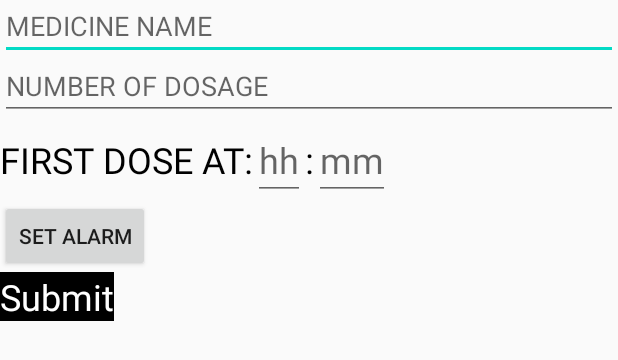
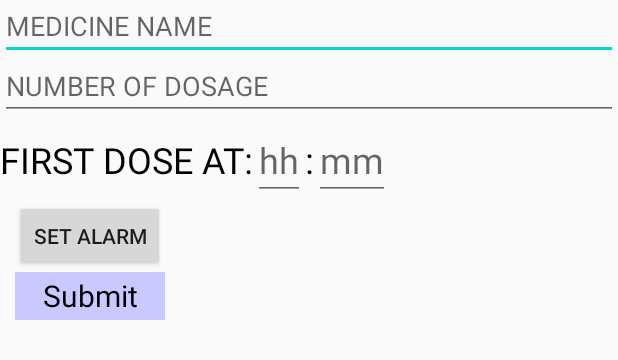
Before and after one commit to Gaurav2807/Health-Reminder, an Android app: the layout listview_medicine.xml on its own in the app's theme, with its tools: preview values and no code run, on a phone screen of 412 x 824 dp. Shown: the top 360 px of the screen. Run offline under Robolectric (Android 15) with nearby library versions, the phone set to English and light mode, and no system bars.

Commit message:
declared activity in manifest and sorted some bug

```diff
--- a/app/src/main/java/com/example/healthreminder/MainActivity.java
+++ b/app/src/main/java/com/example/healthreminder/MainActivity.java
@@ -1,5 +1,6 @@
 package com.example.healthreminder;
 
+import android.content.Intent;
 import android.os.Bundle;
 import android.view.View;
 import android.widget.Toast;
--- a/app/src/main/res/layout/activity_medicine.xml
+++ b/app/src/main/res/layout/activity_medicine.xml
@@ -26,6 +26,7 @@
 
 
     <Button
+        android:layout_marginLeft="10dp"
         android:id="@+id/addView"
         android:layout_width="wrap_content"
         android:layout_height="wrap_content"
--- a/app/src/main/res/layout/listview_medicine.xml
+++ b/app/src/main/res/layout/listview_medicine.xml
@@ -60,6 +60,7 @@
     </LinearLayout>
 
     <Button
+        android:layout_marginLeft="10dp"
         android:id="@+id/setAlarm"
         android:layout_width="wrap_content"
         android:layout_height="wrap_content"
@@ -67,13 +68,15 @@
 
 
     <TextView
+        android:gravity="center"
+        android:layout_marginLeft="10dp"
         android:id="@+id/submit"
-        android:textColor="@color/white"
-        android:background="@color/black"
-        android:layout_width="wrap_content"
-        android:layout_height="wrap_content"
+        android:textColor="@color/black"
+        android:background="@color/blue"
+        android:layout_width="100dp"
+        android:layout_height="32dp"
         android:text="Submit"
-        android:textSize="24dp"></TextView>
+        android:textSize="20dp"></TextView>
 
 
 </LinearLayout>
```
Also changed, not shown: app/src/main/AndroidManifest.xml (+10 -0 lines), app/src/main/java/com/example/healthreminder/medicineActivity.java (+18 -12 lines), app/src/main/res/layout/activity_main.xml (+9 -0 lines).
